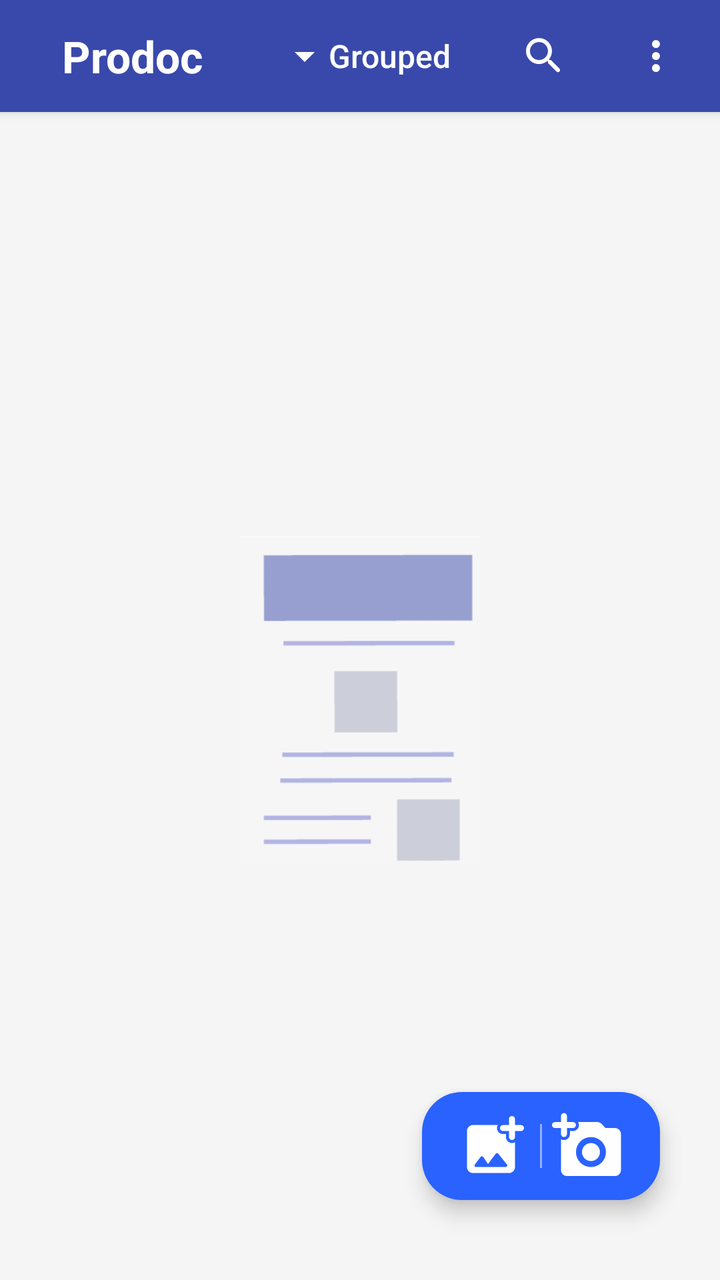
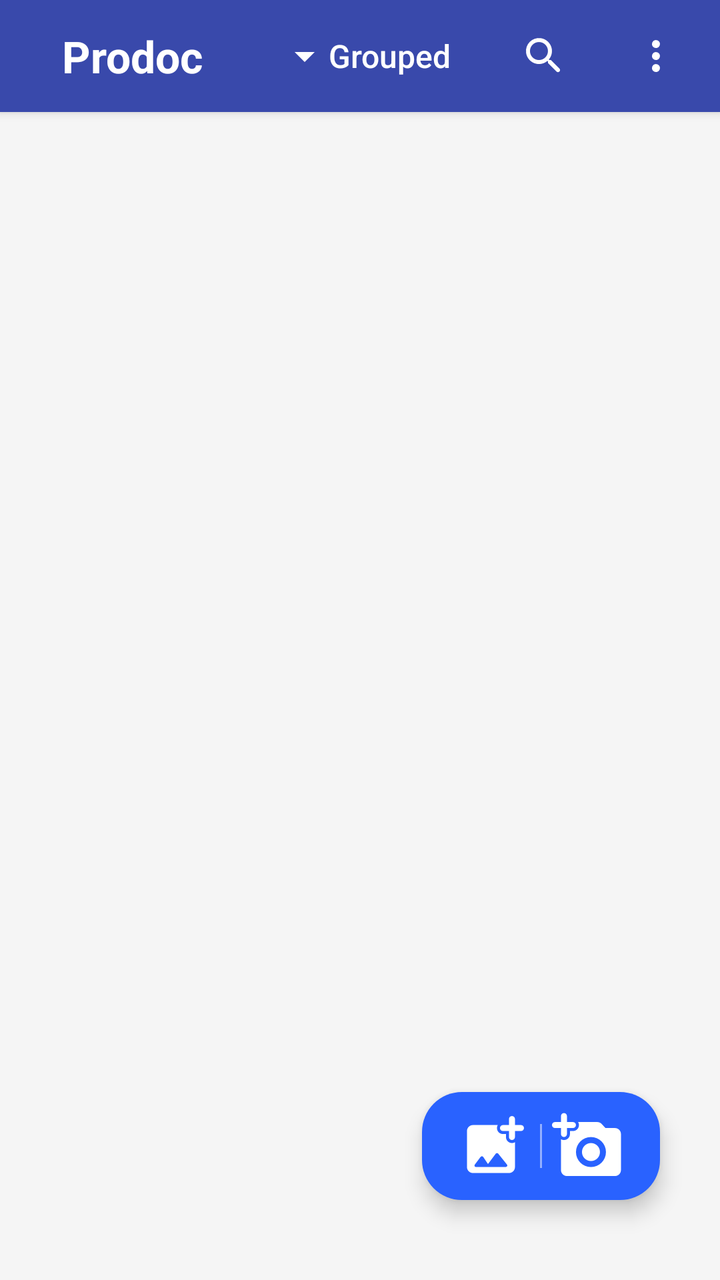

An Android layout rendered at two revisions. The XML below is the earlier revision; the diff shows what the commit changed to produce the second picture.
<!-- AndroidManifest.xml: application theme AppTheme -->
<!-- res/layout/activity_main.xml -->
<?xml version="1.0" encoding="utf-8"?>
<layout>

    <RelativeLayout xmlns:android="http://schemas.android.com/apk/res/android"
        xmlns:app="http://schemas.android.com/apk/res-auto"
        xmlns:tools="http://schemas.android.com/tools"
        android:layout_width="match_parent"
        android:layout_height="match_parent"
        android:background="@color/colorBackground"
        android:elevation="1dp"
        tools:context=".activity.MainActivity">


        <LinearLayout

            android:id="@+id/imageOptionsRL"
            android:transitionName="transition_camera"
            android:layout_width="wrap_content"

            android:layout_height="wrap_content"
            android:layout_alignParentRight="true"
            android:layout_alignParentBottom="true"

            android:layout_marginRight="30dp"
            android:layout_marginBottom="40dp"
            android:background="@drawable/circular_xml_icon"
            android:clickable="false"
            android:clipChildren="false"
            android:elevation="6dp"
            android:orientation="horizontal"
            android:paddingTop="4dp"
            android:paddingBottom="4dp">


            <ImageView

                android:id="@+id/addPhotos"
                android:layout_width="wrap_content"
                android:layout_height="wrap_content"
                android:layout_marginLeft="8dp"
                android:layout_marginRight="5dp"
                android:clickable="true"
                android:foreground="?android:selectableItemBackgroundBorderless"
                android:paddingLeft="10dp"
                android:paddingTop="5dp"
                android:paddingBottom="5dp"
                android:src="@drawable/round_add_photo_alternate_white_36"></ImageView>

            <ImageView


                android:layout_width="1dp"
                android:layout_height="match_parent"
                android:layout_marginTop="12dp"
                android:layout_marginBottom="12dp"
                android:alpha="0.5"
                android:background="@color/colorWhite"
                android:foreground="@color/colorWhite"
                android:src="@drawable/round_add_a_photo_white_36">

            </ImageView>

            <ImageView
                android:id="@+id/cameraCapture"
                android:layout_width="wrap_content"

                android:layout_height="wrap_content"
                android:layout_marginLeft="5dp"
                android:layout_marginRight="8dp"
                android:clickable="true"
                android:foreground="?android:selectableItemBackgroundBorderless"
                android:paddingTop="5dp"
                android:paddingRight="10dp"
                android:paddingBottom="5dp"
                android:src="@drawable/round_add_a_photo_white_36">

            </ImageView>


        </LinearLayout>


        <androidx.appcompat.widget.Toolbar
            android:id="@+id/toolbar"
            android:layout_width="match_parent"
            android:layout_height="?attr/actionBarSize"
            android:layout_margin="0dp"
            android:background="@color/colorPrimary"
            android:contentInsetLeft="0dp"
            android:contentInsetRight="0dp"
            android:elevation="3dp"
            app:contentInsetEnd="0dp"
            app:contentInsetLeft="0dp"
            app:contentInsetRight="0dp"
            app:layout_constraintEnd_toEndOf="parent"
            app:layout_constraintStart_toStartOf="parent"
            app:layout_constraintTop_toTopOf="parent">


            <RelativeLayout
                android:layout_width="match_parent"
                android:layout_height="match_parent"
                android:layout_margin="0dp"
                android:background="@color/colorPrimary">


                <RelativeLayout
                    android:id="@+id/backArrow"
                    android:layout_width="wrap_content"
                    android:layout_height="match_parent"
                    android:clickable="true"
                    android:foreground="?android:selectableItemBackgroundBorderless"
                    android:paddingLeft="20dp"
                    android:paddingRight="20dp"
                    android:visibility="gone">

                    <ImageView


                        android:layout_width="wrap_content"
                        android:layout_height="wrap_content"
                        android:layout_centerVertical="true"
                        android:src="@drawable/round_keyboard_backspace_white_24">


                    </ImageView>


                </RelativeLayout>

                <RelativeLayout
                    android:id="@+id/middle_options_rl"

                    android:layout_width="wrap_content"
                    android:layout_height="match_parent"
                    android:layout_centerHorizontal="true"

                    android:layout_centerVertical="true"
                    android:layout_margin="7dp"
                    android:clickable="true"
                    android:foreground="?android:selectableItemBackgroundBorderless"
                    android:paddingLeft="10dp"
                    android:paddingRight="20dp">


                    <ImageView
                        android:id="@+id/arrow_down_toolbar"
                        android:layout_width="wrap_content"
                        android:layout_height="wrap_content"
                        android:layout_alignParentLeft="true"
                        android:layout_centerVertical="true"
                        android:src="@drawable/baseline_arrow_drop_down_white_24">

                    </ImageView>

                    <com.google.android.material.textview.MaterialTextView
                        android:id="@+id/middle_options_text"
                        android:layout_width="wrap_content"
                        android:layout_height="wrap_content"
                        android:layout_centerVertical="true"
                        android:layout_toRightOf="@id/arrow_down_toolbar"

                        android:fontFamily="sans-serif-medium"
                        android:text="Grouped"
                        android:textColor="@color/colorWhite"
                        android:textSize="16sp"
                        android:textStyle="normal">


                    </com.google.android.material.textview.MaterialTextView>


                </RelativeLayout>


                <RelativeLayout
                    android:id="@+id/more_options_rl"


                    android:layout_width="wrap_content"
                    android:layout_height="match_parent"
                    android:layout_alignParentRight="true"
                    android:addStatesFromChildren="false"
                    android:clickable="true"
                    android:clipChildren="false"
                    android:foreground="?android:selectableItemBackgroundBorderless"
                    android:paddingLeft="20dp"
                    android:paddingRight="20dp">

                    <ImageView

                        android:layout_width="wrap_content"
                        android:layout_height="wrap_content"
                        android:layout_centerVertical="true"
                        android:background="@drawable/baseline_more_vert_white_24">


                    </ImageView>


                </RelativeLayout>


                <com.google.android.material.textview.MaterialTextView
                    android:id="@+id/toolbarTitle"
                    android:layout_width="match_parent"
                    android:layout_height="wrap_content"
                    android:layout_centerVertical="true"
                    android:layout_marginLeft="15dp"
                    android:layout_toLeftOf="@id/middle_options_rl"
                    android:maxLines="1"
                    android:text="@string/app_name_short"
                    android:textColor="@color/colorWhite"
                    android:textSize="22sp"

                    android:textStyle="bold"></com.google.android.material.textview.MaterialTextView>


                <androidx.appcompat.widget.SearchView

                    android:id="@+id/search_view"

                    style="@style/SearchViewStyle"
                    android:layout_width="wrap_content"

                    android:layout_height="wrap_content"
                    android:layout_centerVertical="true"
                    android:layout_toLeftOf="@id/more_options_rl"
                    android:addStatesFromChildren="false"
                    android:background="@color/colorPrimary"
                    android:foreground="?android:attr/selectableItemBackground"
                    android:src="@drawable/baseline_more_vert_white_24">


                </androidx.appcompat.widget.SearchView>


            </RelativeLayout>

        </androidx.appcompat.widget.Toolbar>





            <RelativeLayout
                android:layout_below="@id/toolbar"
                android:layout_marginTop="4dp"
                android:layout_width="match_parent"
                android:layout_height="match_parent"
                android:orientation="vertical">


                <LinearLayout
                    android:layout_width="match_parent"
                    android:layout_height="90dp">


                </LinearLayout>


                <RelativeLayout
                    android:elevation="8dp"
                    android:id="@+id/emptyDocumentImage"
                    android:layout_width="match_parent"
                    android:layout_height="match_parent">


                    <LinearLayout
                        android:weightSum="3"
                        android:orientation="horizontal"
                        android:layout_width="match_parent"
                        android:layout_height="match_parent">

                        <RelativeLayout
                            android:layout_width="0dp"
                            android:layout_height="match_parent"
                            android:layout_weight="1">


                        </RelativeLayout>

                        <RelativeLayout
                            android:layout_width="0dp"
                            android:layout_height="match_parent"
                            android:layout_weight="1">



                            <ImageView
                                android:alpha="0.5"
                                android:id="@+id/emptyDocumentImageIV"
                                android:adjustViewBounds="true"
                                android:layout_centerInParent="true"
                                android:layout_width="match_parent"
                                android:layout_height="wrap_content"

                                android:src="@drawable/icon_large">

                            </ImageView>

                            <com.google.android.material.textview.MaterialTextView
                                android:layout_centerHorizontal="true"
                                android:id="@+id/emptyDocumentTV"
                                android:textAlignment="center"
                                android:layout_marginTop="20dp"
                                android:layout_below="@id/emptyDocumentImageIV"
                                android:layout_width="wrap_content"
                                android:layout_height="wrap_content"></com.google.android.material.textview.MaterialTextView>




                        </RelativeLayout>

                        <RelativeLayout
                            android:layout_width="0dp"
                            android:layout_height="match_parent"
                            android:layout_weight="1">


                        </RelativeLayout>




                    </LinearLayout>


                </RelativeLayout>




                    <LinearLayout
                        android:layout_width="match_parent"
                        android:layout_height="match_parent"
                        android:orientation="vertical">



                        <androidx.recyclerview.widget.RecyclerView



                            android:clipToPadding="false"
                            android:paddingBottom="100dp"

                            android:id="@+id/scanList"
                            android:layout_width="match_parent"
                            android:layout_height="match_parent"
                            android:background="@color/colorBackground">

                        </androidx.recyclerview.widget.RecyclerView>


                    </LinearLayout>

            </RelativeLayout>





    </RelativeLayout>

</layout>
<!-- resources referenced by this layout -->
<resources>
  <color name="colorBackground">#F5F5F5</color>
  <color name="colorPrimary">#3949ab</color>
  <color name="colorWhite">#FFFFFF</color>
  <!-- drawable baseline_arrow_drop_down_white_24: png bitmap (drawable-hdpi, 123 bytes) -->
  <!-- drawable baseline_more_vert_white_24: png bitmap (drawable-hdpi, 163 bytes) -->
  <!-- drawable circular_xml_icon (drawable) -->
  <shape xmlns:android="http://schemas.android.com/apk/res/android"
      android:shape="rectangle"
      >
      <corners android:radius="20dp" />
  
      <solid android:color="@color/colorAccent" />
  
  </shape>
  <!-- drawable icon_large: png bitmap (drawable, 2134 bytes) -->
  <!-- drawable round_add_a_photo_white_36: png bitmap (drawable-hdpi, 664 bytes) -->
  <!-- drawable round_add_photo_alternate_white_36: png bitmap (drawable-hdpi, 462 bytes) -->
  <!-- drawable round_keyboard_backspace_white_24: png bitmap (drawable-hdpi, 194 bytes) -->
  <string name="app_name_short">Prodoc</string>
  <style name="SearchViewStyle" parent="Widget.AppCompat.Light.SearchView">
  
          <item name="searchIcon">@drawable/round_search_white_24</item>
          <item name="queryBackground">@color/colorPrimary</item>
  
          <item name="closeIcon">@drawable/round_close_white_24</item>
  
          <item name="searchHintIcon">@null</item>
          
          <item name="queryHint">@string/search_hint</item>
  
  
      </style>
  <style name="AppTheme" parent="Theme.MaterialComponents.Light.NoActionBar">
          
          <item name="colorPrimary">@color/colorPrimary</item>
          <item name="colorPrimaryDark">@color/colorPrimaryDark</item>
          <item name="colorAccent">@color/colorAccent</item>
          <item name="android:itemBackground">@color/colorWhite</item>
          <item name="android:textColor">@color/colorBlack</item>
          <item name="android:windowBackground">@drawable/main_activity_theme_bg</item>
  
  
  
  
  
  
  
      </style>
  <color name="colorAccent">#2962FF</color>
  <!-- drawable round_search_white_24: png bitmap (drawable-hdpi, 380 bytes) -->
  <!-- drawable round_close_white_24: png bitmap (drawable-hdpi, 221 bytes) -->
  <string name="search_hint">Search</string>
  <color name="colorPrimaryDark">#3949ab</color>
  <color name="colorBlack">#000</color>
  <!-- drawable main_activity_theme_bg (drawable) -->
  <?xml version="1.0" encoding="utf-8"?>
  <layer-list xmlns:android="http://schemas.android.com/apk/res/android">
  
  
      <item>
          <color android:color="@color/colorWhite" />
      </item>
  
  
      <item>
          <bitmap
              android:gravity="center"
              android:src="@drawable/icon_final_512"
              android:tileMode="disabled" />
  
  
      </item>
  
      <item
  
          android:bottom="30dp"
          >
          <bitmap
  
              android:gravity="bottom|center_horizontal"
              android:src="@drawable/splash_bottom_text"
              android:tileMode="disabled" />
      </item>
  
  
  </layer-list>
  <!-- drawable icon_final_512: png bitmap (drawable-hdpi, 7628 bytes) -->
  <!-- drawable splash_bottom_text: png bitmap (drawable-hdpi, 3357 bytes) -->
</resources>

<!-- the commit's change to res/layout/activity_main.xml (unified diff, before → after) -->
@@ -14,14 +14,13 @@
         <LinearLayout
 
             android:id="@+id/imageOptionsRL"
-            android:transitionName="transition_camera"
             android:layout_width="wrap_content"
-
             android:layout_height="wrap_content"
+
             android:layout_alignParentRight="true"
             android:layout_alignParentBottom="true"
-
             android:layout_marginRight="30dp"
+
             android:layout_marginBottom="40dp"
             android:background="@drawable/circular_xml_icon"
             android:clickable="false"
@@ -29,7 +28,8 @@
             android:elevation="6dp"
             android:orientation="horizontal"
             android:paddingTop="4dp"
-            android:paddingBottom="4dp">
+            android:paddingBottom="4dp"
+            android:transitionName="transition_camera">
 
 
             <ImageView
@@ -78,6 +78,169 @@
 
 
         </LinearLayout>
+
+
+        <RelativeLayout
+            android:layout_width="match_parent"
+            android:layout_height="match_parent"
+            android:layout_below="@id/toolbar"
+            android:layout_marginTop="4dp"
+            android:orientation="vertical">
+
+
+            <LinearLayout
+                android:layout_width="match_parent"
+                android:layout_height="90dp">
+
+
+            </LinearLayout>
+
+
+            <LinearLayout
+                android:layout_width="match_parent"
+                android:layout_height="match_parent"
+                android:orientation="vertical">
+
+
+                <androidx.recyclerview.widget.RecyclerView
+
+
+                    android:id="@+id/scanList"
+                    android:layout_width="match_parent"
+
+                    android:layout_height="match_parent"
+                    android:background="@color/colorBackground"
+                    android:clipToPadding="false"
+                    android:paddingBottom="100dp">
+
+                </androidx.recyclerview.widget.RecyclerView>
+
+
+            </LinearLayout>
+
+
+            <RelativeLayout
+                android:visibility="gone"
+
+                android:id="@+id/emptyDocumentImage"
+                android:layout_width="match_parent"
+                android:layout_height="match_parent"
+                android:elevation="8dp">
+
+
+                <LinearLayout
+                    android:layout_width="match_parent"
+                    android:layout_height="match_parent"
+                    android:clipChildren="false"
+                    android:orientation="horizontal"
+                    android:weightSum="3">
+
+                    <RelativeLayout
+                        android:layout_width="0dp"
+                        android:layout_height="match_parent"
+                        android:layout_weight="1">
+
+
+                    </RelativeLayout>
+
+                    <RelativeLayout
+
+                        android:layout_width="0dp"
+                        android:layout_height="match_parent"
+                        android:layout_weight="1"
+                        android:clipChildren="false">
+
+
+                        <RelativeLayout
+                            android:elevation="5dp"
+                            android:id="@+id/emptyStartScanning"
+                            android:layout_width="match_parent"
+                            android:layout_height="wrap_content"
+                            android:layout_centerInParent="true"
+                            android:background="@drawable/circular_xml_icon"
+                            android:clickable="true"
+                            android:foreground="?android:selectableItemBackgroundBorderless">
+
+
+
+
+                            <LinearLayout
+
+                                android:layout_width="match_parent"
+                                android:layout_height="wrap_content"
+                                android:orientation="vertical">
+
+
+                                <com.google.android.material.textview.MaterialTextView
+                                    android:id="@+id/emptyDocumentTV"
+                                    android:textSize="12sp"
+
+                                    android:layout_width="wrap_content"
+                                    android:layout_height="wrap_content"
+                                    android:layout_gravity="center_horizontal"
+                                    android:text="It's empty here"
+                                    android:textColor="@color/colorWhite"
+                                    android:alpha="0.65"
+                                    android:padding="5dp"
+                                    android:textAlignment="center"></com.google.android.material.textview.MaterialTextView>
+
+
+                                <ImageView
+                                    android:id="@+id/emptyDocumentImageIV"
+                                    android:layout_width="match_parent"
+                                    android:layout_height="wrap_content"
+                                    android:layout_centerInParent="true"
+                                    android:adjustViewBounds="true"
+                                    android:alpha="0.92"
+
+                                    android:src="@drawable/icon_large">
+
+                                </ImageView>
+
+
+
+                                <com.google.android.material.textview.MaterialTextView
+                                    android:id="@+id/emptyDocumentTV1"
+                                    android:layout_width="wrap_content"
+                                    android:textStyle="bold"
+                                    android:layout_height="wrap_content"
+                                    android:layout_gravity="center_horizontal"
+                                    android:text="SCAN NOW"
+                                    android:textSize="12sp"
+                                    android:textColor="@color/colorWhite"
+                                    android:alpha="0.8"
+                                    android:padding="5dp"
+                                    android:textAlignment="center"></com.google.android.material.textview.MaterialTextView>
+
+
+
+
+
+
+
+                            </LinearLayout>
+
+
+                        </RelativeLayout>
+
+
+                    </RelativeLayout>
+
+                    <RelativeLayout
+                        android:layout_width="0dp"
+                        android:layout_height="match_parent"
+                        android:layout_weight="1">
+
+
+                    </RelativeLayout>
+
+
+                </LinearLayout>
+
+
+            </RelativeLayout>
+
+        </RelativeLayout>
 
 
         <androidx.appcompat.widget.Toolbar
@@ -201,6 +364,25 @@
                 </RelativeLayout>
 
 
+                <androidx.appcompat.widget.SearchView
+
+                    android:id="@+id/search_view"
+
+                    style="@style/SearchViewStyle"
+                    android:layout_width="wrap_content"
+
+                    android:layout_height="wrap_content"
+                    android:layout_centerVertical="true"
+                    android:layout_toLeftOf="@id/more_options_rl"
+                    android:addStatesFromChildren="false"
+                    android:background="@color/colorPrimary"
+                    android:foreground="?android:attr/selectableItemBackground"
+                    android:src="@drawable/baseline_more_vert_white_24">
+
+
+                </androidx.appcompat.widget.SearchView>
+
+
                 <com.google.android.material.textview.MaterialTextView
                     android:id="@+id/toolbarTitle"
                     android:layout_width="match_parent"
@@ -216,152 +398,11 @@
                     android:textStyle="bold"></com.google.android.material.textview.MaterialTextView>
 
 
-                <androidx.appcompat.widget.SearchView
-
-                    android:id="@+id/search_view"
-
-                    style="@style/SearchViewStyle"
-                    android:layout_width="wrap_content"
-
-                    android:layout_height="wrap_content"
-                    android:layout_centerVertical="true"
-                    android:layout_toLeftOf="@id/more_options_rl"
-                    android:addStatesFromChildren="false"
-                    android:background="@color/colorPrimary"
-                    android:foreground="?android:attr/selectableItemBackground"
-                    android:src="@drawable/baseline_more_vert_white_24">
-
-
-                </androidx.appcompat.widget.SearchView>
-
-
             </RelativeLayout>
 
         </androidx.appcompat.widget.Toolbar>
 
 
-
-
-
-            <RelativeLayout
-                android:layout_below="@id/toolbar"
-                android:layout_marginTop="4dp"
-                android:layout_width="match_parent"
-                android:layout_height="match_parent"
-                android:orientation="vertical">
-
-
-                <LinearLayout
-                    android:layout_width="match_parent"
-                    android:layout_height="90dp">
-
-
-                </LinearLayout>
-
-
-                <RelativeLayout
-                    android:elevation="8dp"
-                    android:id="@+id/emptyDocumentImage"
-                    android:layout_width="match_parent"
-                    android:layout_height="match_parent">
-
-
-                    <LinearLayout
-                        android:weightSum="3"
-                        android:orientation="horizontal"
-                        android:layout_width="match_parent"
-                        android:layout_height="match_parent">
-
-                        <RelativeLayout
-                            android:layout_width="0dp"
-                            android:layout_height="match_parent"
-                            android:layout_weight="1">
-
-
-                        </RelativeLayout>
-
-                        <RelativeLayout
-                            android:layout_width="0dp"
-                            android:layout_height="match_parent"
-                            android:layout_weight="1">
-
-
-
-                            <ImageView
-                                android:alpha="0.5"
-                                android:id="@+id/emptyDocumentImageIV"
-                                android:adjustViewBounds="true"
-                                android:layout_centerInParent="true"
-                                android:layout_width="match_parent"
-                                android:layout_height="wrap_content"
-
-                                android:src="@drawable/icon_large">
-
-                            </ImageView>
-
-                            <com.google.android.material.textview.MaterialTextView
-                                android:layout_centerHorizontal="true"
-                                android:id="@+id/emptyDocumentTV"
-                                android:textAlignment="center"
-                                android:layout_marginTop="20dp"
-                                android:layout_below="@id/emptyDocumentImageIV"
-                                android:layout_width="wrap_content"
-                                android:layout_height="wrap_content"></com.google.android.material.textview.MaterialTextView>
-
-
-
-
-                        </RelativeLayout>
-
-                        <RelativeLayout
-                            android:layout_width="0dp"
-                            android:layout_height="match_parent"
-                            android:layout_weight="1">
-
-
-                        </RelativeLayout>
-
-
-
-
-                    </LinearLayout>
-
-
-                </RelativeLayout>
-
-
-
-
-                    <LinearLayout
-                        android:layout_width="match_parent"
-                        android:layout_height="match_parent"
-                        android:orientation="vertical">
-
-
-
-                        <androidx.recyclerview.widget.RecyclerView
-
-
-
-                            android:clipToPadding="false"
-                            android:paddingBottom="100dp"
-
-                            android:id="@+id/scanList"
-                            android:layout_width="match_parent"
-                            android:layout_height="match_parent"
-                            android:background="@color/colorBackground">
-
-                        </androidx.recyclerview.widget.RecyclerView>
-
-
-                    </LinearLayout>
-
-            </RelativeLayout>
-
-
-
-
-
     </RelativeLayout>
 
 </layout>
<!-- resource entries referenced after the edit -->
@@ -39,10 +39,8 @@
           <item name="colorAccent">@color/colorAccent</item>
           <item name="android:itemBackground">@color/colorWhite</item>
           <item name="android:textColor">@color/colorBlack</item>
+  
           <item name="android:windowBackground">@drawable/main_activity_theme_bg</item>
-  
-  
-  
   
   
   
@@ -75,7 +73,7 @@
   
       <item
   
-          android:bottom="30dp"
+          android:bottom="80dp"
           >
           <bitmap
   
